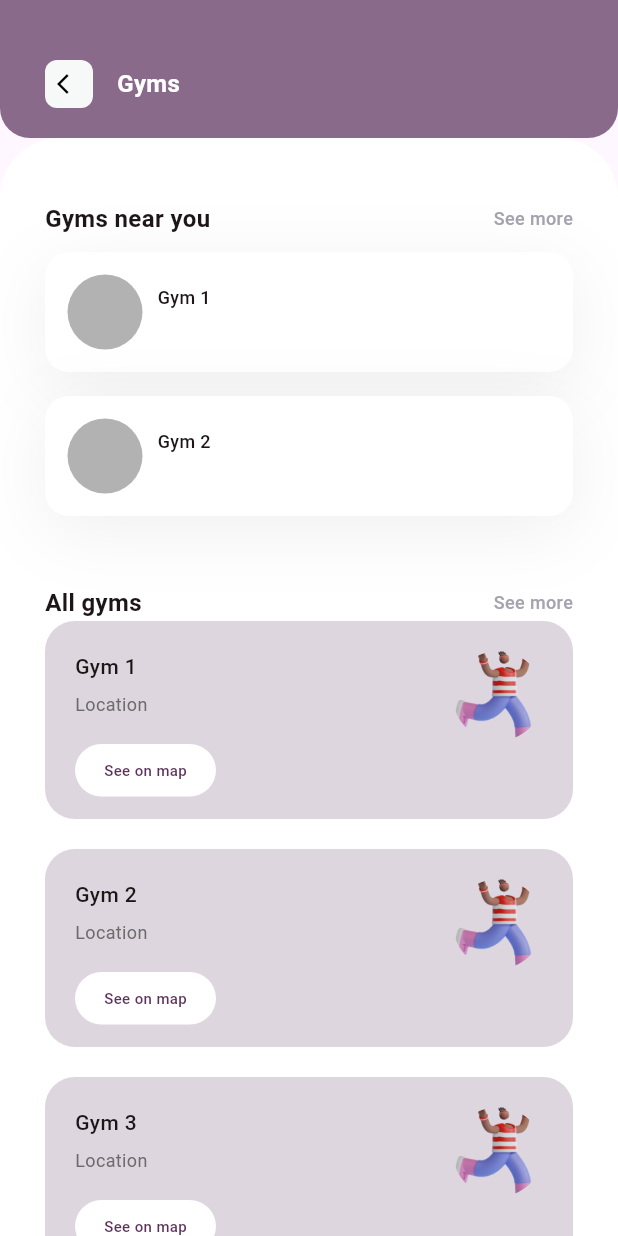
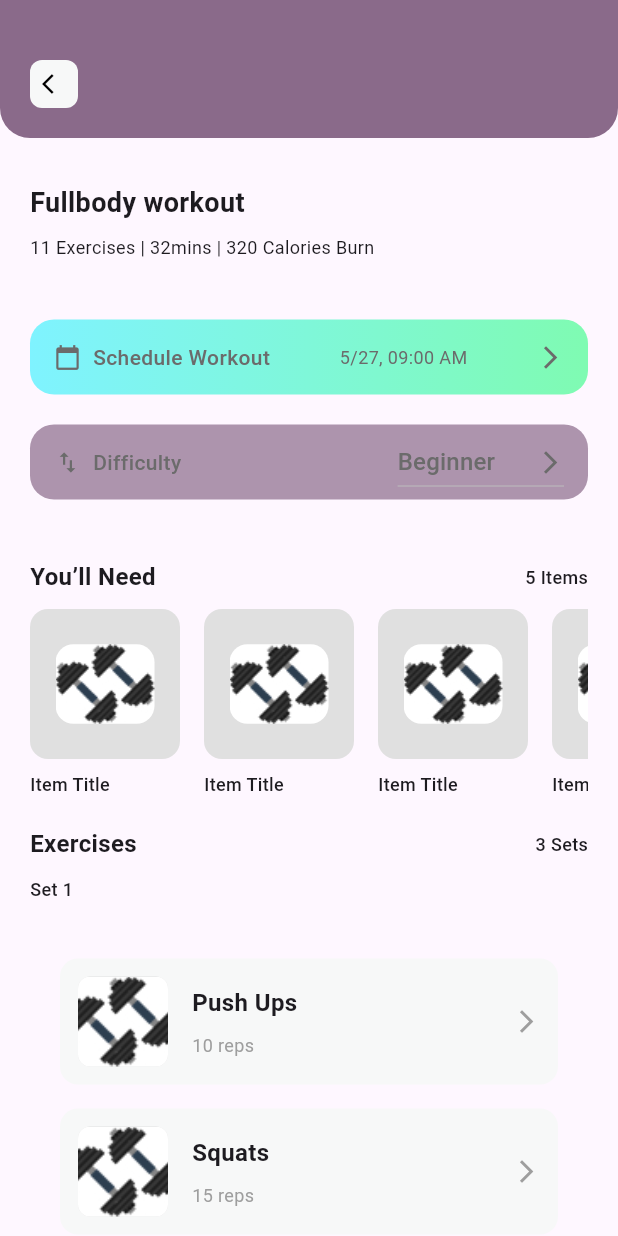
Before and after one commit to teodoravel/FitUp, a Flutter app: the screen it shows after launch, on a phone screen of 412 x 824 dp. Run offline on Flutter 3.47's test engine with Material 3 defaults, Android fonts, the phone set to English and light mode, and no system bars; Roboto replaces fonts that are missing (Poppins).

Commit message:
workout details page

```diff
--- a/lib/main.dart
+++ b/lib/main.dart
@@ -1,12 +1,13 @@
 import 'package:fitup/pages/gyms/gym_list_page.dart';
+import 'package:fitup/pages/register_page1.dart';
 import 'package:fitup/pages/inroduction_page.dart';
+import 'package:fitup/pages/register_page2.dart';
 import 'package:fitup/pages/start_page.dart';
+import 'package:fitup/pages/success_registration_page.dart';
+import 'package:fitup/pages/workout_details_page.dart';
 import 'package:fitup/pages/workout_tracker/workout_tracker_outdoor.dart';
 import 'package:flutter/material.dart';
-import 'pages/register_page1.dart';
-import 'pages/register_page2.dart';
 import 'pages/login_page.dart';
-import 'pages/success_registration_page.dart';
 import 'pages/home_page.dart';
 import 'pages/profile_page.dart';
 import 'pages/account_page.dart';
@@ -31,7 +32,7 @@ class FitUpApp extends StatelessWidget {
         primarySwatch: Colors.purple,
       ),
       // whichever initial screen you prefer
-      home: const GymListPage(),
+      home: const WorkoutDetailsPage(),
       routes: {
         '/start': (context) => const StartPage(),
         '/introduction': (context) => const Introduction(),
@@ -47,6 +48,7 @@ class FitUpApp extends StatelessWidget {
         '/workoutIndoor': (context) => const WorkoutTrackerIndoorPage(),
         '/workoutOutdoor': (context) => const WorkoutTrackerOutdoorPage(),
         '/workoutFavorite': (context) => const WorkoutTrackerFavoritePage(),
+        '/workoutDetails': (context) => const WorkoutDetailsPage(),
 
         '/gyms': (context) => const GymListPage()
       },
--- a/lib/pages/gyms/gym_list_page.dart
+++ b/lib/pages/gyms/gym_list_page.dart
@@ -1,7 +1,7 @@
 import 'package:flutter/cupertino.dart';
 import 'package:flutter/material.dart';
 
-import '../../custom_card.dart';
+import '../../widgets/custom_card.dart';
 
 class GymListPage extends StatelessWidget {
   const GymListPage({super.key});
--- /dev/null
+++ b/lib/pages/workout_details_page.dart
@@ -0,0 +1,401 @@
+import 'package:flutter/cupertino.dart';
+import 'package:flutter/material.dart';
+
+import '../widgets/exercise_card.dart';
+
+class WorkoutDetailsPage extends StatefulWidget {
+  const WorkoutDetailsPage({super.key});
+
+  @override
+  State<WorkoutDetailsPage> createState() => _WorkoutDetailsPageState();
+}
+
+class _WorkoutDetailsPageState extends State<WorkoutDetailsPage> {
+  String _selectedDifficulty = 'Beginner';
+
+  @override
+  Widget build(BuildContext context) {
+    return Scaffold(
+      body: SingleChildScrollView(
+        child: Column(
+          children: [
+            // 1) Purple top area with back arrow
+            Container(
+              padding: const EdgeInsets.only(
+                  left: 20, right: 20, top: 40, bottom: 20),
+              decoration: const BoxDecoration(
+                color: Color(0xB65C315B),
+                borderRadius: BorderRadius.only(
+                  bottomLeft: Radius.circular(20),
+                  bottomRight: Radius.circular(20),
+                ),
+              ),
+              child: Row(
+                children: [
+                  // Box for the back arrow
+                  Container(
+                    width: 32,
+                    height: 32,
+                    decoration: BoxDecoration(
+                      color: const Color(0xFFF7F8F8),
+                      borderRadius: BorderRadius.circular(8),
+                    ),
+                    // Real arrow IconButton
+                    child: IconButton(
+                      icon: const Icon(Icons.arrow_back_ios, size: 16),
+                      color: Colors.black,
+                      onPressed: () => Navigator.pop(context),
+                    ),
+                  ),
+                  const SizedBox(width: 16),
+                ],
+              ),
+            ),
+
+            // 2) White container with workout details
+            Padding(
+              padding: const EdgeInsets.symmetric(horizontal: 20, vertical: 30),
+              child: Column(
+                crossAxisAlignment: CrossAxisAlignment.start,
+                children: [
+                  // Workout title and details
+                  const Text(
+                    "Fullbody workout",
+                    style: TextStyle(
+                      fontSize: 18,
+                      fontWeight: FontWeight.w600,
+                    ),
+                  ),
+                  const SizedBox(height: 8),
+                  const Text(
+                    "11 Exercises | 32mins | 320 Calories Burn",
+                    style: TextStyle(
+                      fontSize: 12,
+                      fontWeight: FontWeight.w400,
+                    ),
+                  ),
+
+                  const SizedBox(height: 40),
+
+                  // Schedule workout butto
+                  Container(
+                    width: double.infinity,
+                    height: 50,
+                    decoration: BoxDecoration(
+                      borderRadius: BorderRadius.circular(16),
+                      gradient: const LinearGradient(
+                        begin: Alignment.centerRight,
+                        end: Alignment.centerLeft,
+                        colors: [
+                          Color(0x8000ff66), // Reduced opacity green
+                          Color(0x8000efff), // Reduced opacity blue
+                        ],
+                      ),
+                    ),
+                    padding: const EdgeInsets.symmetric(horizontal: 16),
+                    child: Row(
+                      mainAxisAlignment: MainAxisAlignment.spaceBetween,
+                      children: [
+                        Row(
+                          children: [
+                            const Icon(
+                              Icons.calendar_today,
+                              color: Color(0xFF6B6B6B),
+                              size: 18,
+                            ),
+                            const SizedBox(width: 8),
+                            const Text(
+                              "Schedule Workout",
+                              style: TextStyle(
+                                fontSize: 14,
+                                fontWeight: FontWeight.w500,
+                                color: Color(0xFF6B6B6B),
+                              ),
+                            ),
+                          ],
+                        ),
+                        const Text(
+                          "5/27, 09:00 AM",
+                          style: TextStyle(
+                            fontSize: 12,
+                            fontWeight: FontWeight.w400,
+                            color: Color(0xFF6B6B6B)
+                          ),
+                        ),
+                        const Icon(
+                          Icons.arrow_forward_ios,
+                          color: Color(0xFF6B6B6B),
+                          size: 18,
+                        ),
+                      ],
+                    ),
+                  ),
+
+                  const SizedBox(height: 20),
+
+                  // Difficulty button
+                  // Container with DropdownButton for difficulty
+                  Container(
+                    width: double.infinity,
+                    height: 50,
+                    decoration: BoxDecoration(
+                      borderRadius: BorderRadius.circular(16),
+                      color: const Color(0x805c315b), // Reduced opacity purple
+                    ),
+                    padding: const EdgeInsets.symmetric(horizontal: 16),
+                    child: Row(
+                      mainAxisAlignment: MainAxisAlignment.spaceBetween,
+                      children: [
+                        Row(
+                          children: [
+                            const Icon(
+                              Icons.swap_vert,
+                              color: Color(0xFF6B6B6B),
+                              size: 18,
+                            ),
+                            const SizedBox(width: 8),
+                            const Text(
+                              "Difficulty",
+                              style: TextStyle(
+                                fontSize: 14,
+                                fontWeight: FontWeight.w500,
+                                color: Color(0xFF6B6B6B),
+                              ),
+                            ),
+                          ],
+                        ),
+                        DropdownButton<String>(
+                          value: _selectedDifficulty,
+                          onChanged: (String? newValue) {
+                            setState(() {
+                              _selectedDifficulty = newValue!;
+                            });
+                          },
+                          icon: const Icon(
+                            Icons.arrow_forward_ios,
+                            color: Color(0xFF6B6B6B),
+                            size: 18,
+                          ),
+                          dropdownColor: const Color(0xFFF7F8F8), // Background color of dropdown
+                          items: <String>['Beginner', 'Intermediate', 'Advanced']
+                              .map<DropdownMenuItem<String>>((String value) {
+                            return DropdownMenuItem<String>(
+                              value: value,
+                              child: Text(
+                                value,
+                                style: const TextStyle(
+                                  color: Color(0xFF6B6B6B),
+                                ),
+                              ),
+                            );
+                          }).toList(),
+                        ),
+                      ],
+                    ),
+                  ),
+
+                  const SizedBox(height: 40),
+
+                  // Row with "You’ll Need" and "5 Items"
+                  Row(
+                    mainAxisAlignment: MainAxisAlignment.spaceBetween,
+                    children: [
+                      const Text(
+                        "You’ll Need",
+                        style: TextStyle(
+                          fontSize: 16,
+                          fontWeight: FontWeight.w600,
+                        ),
+                      ),
+                      const Text(
+                        "5 Items",
+                        style: TextStyle(
+                          fontSize: 12,
+                          fontWeight: FontWeight.w500,
+                        ),
+                      ),
+                    ],
+                  ),
+                  SizedBox(height: 10,),
+
+                  // Row of containers with images and titles
+                  SingleChildScrollView(
+                    scrollDirection: Axis.horizontal,
+                    child: Row(
+                      children: List.generate(5, (index) {
+                        return Padding(
+                          padding: const EdgeInsets.only(right: 16),
+                          child: Column(
+                            crossAxisAlignment: CrossAxisAlignment.start,
+                            children: [
+                              Container(
+                                width: 100,  // Square width
+                                height: 100, // Square height
+                                decoration: BoxDecoration(
+                                  borderRadius: BorderRadius.circular(12),
+                                  color: Colors.grey[300], // Gray background
+                                ),
+                                child: Center(
+                                  child: ClipRRect(
+                                    borderRadius: BorderRadius.circular(12),
+                                    child: Image.asset(
+                                      'assets/barbel.jpg', // Replace with actual image URLs
+                                      fit: BoxFit.contain,  // Ensures the image fits inside the square
+                                    ),
+                                  ),
+                                ),
+                              ),
+                              const SizedBox(height: 8),
+                              const Text(
+                                "Item Title", // Replace with dynamic titles
+                                style: TextStyle(
+                                  fontSize: 12,
+                                  fontWeight: FontWeight.w500,
+                                ),
+                              ),
+                            ],
+                          ),
+                        );
+                      }),
+                    ),
+                  ),
+
+                  SizedBox(height: 20,),
+
+                  Row(
+                    mainAxisAlignment: MainAxisAlignment.spaceBetween,
+                    children: [
+                      const Text(
+                        "Exercises",
+                        style: TextStyle(
+                          fontSize: 16,
+                          fontWeight: FontWeight.w600,
+                        ),
+                      ),
+                      const Text(
+                        "3 Sets",
+                        style: TextStyle(
+                          fontSize: 12,
+                          fontWeight: FontWeight.w500,
+                        ),
+                      ),
+                    ],
+                  ),
+                  SizedBox(height: 10,),
+
+                  const Text(
+                    "Set 1",
+                    style: TextStyle(
+                      fontSize: 12,
+                      fontWeight: FontWeight.w500,
+                    ),
+                  ),
+
+
+                  //Exercise cards
+                  Padding(
+                    padding: const EdgeInsets.symmetric(horizontal: 20, vertical: 30),
+                    child: Column(
+                      children: [
+                        ExerciseCard(
+                          imageUrl: 'assets/pushup.jpg',
+                          exerciseName: 'Push Ups',
+                          reps: '10 reps',
+                          onTap: () {
+                            // Handle tap, navigate to details page
+                          },
+                        ),
+                        ExerciseCard(
+                          imageUrl: 'assets/squat.jpg',
+                          exerciseName: 'Squats',
+                          reps: '15 reps',
+                          onTap: () {
+                            // Handle tap, navigate to details page
+                          },
+                        ),
+                        ExerciseCard(
+                          imageUrl: 'assets/plank.jpg',
+                          exerciseName: 'Plank',
+                          reps: '1 min',
+                          onTap: () {
+                            // Handle tap, navigate to details page
+                          },
+                        ),
+                      ],
+                    ),
+                  ),
+
+                  const Text(
+                    "Set 2",
+                    style: TextStyle(
+                      fontSize: 12,
+                      fontWeight: FontWeight.w500,
+                    ),
+                  ),
+
+                  Padding(
+                    padding: const EdgeInsets.symmetric(horizontal: 20, vertical: 30),
+                    child: Column(
+                      children: [
+                        ExerciseCard(
+                          imageUrl: 'assets/pushup.jpg',
+                          exerciseName: 'Push Ups',
+                          reps: '10 reps',
+                          onTap: () {
+                            // Handle tap, navigate to details page
+                          },
+                        ),
+                        ExerciseCard(
+                          imageUrl: 'assets/squat.jpg',
+                          exerciseName: 'Squats',
+                          reps: '15 reps',
+                          onTap: () {
+                            // Handle tap, navigate to details page
+                          },
+                        ),
+                        ExerciseCard(
+                          imageUrl: 'assets/plank.jpg',
+                          exerciseName: 'Plank',
+                          reps: '1 min',
+                          onTap: () {
+                            // Handle tap, navigate to details page
+                          },
+                        ),
+                      ],
+                    ),
+                  ),
+                  Center(
+                    child: SizedBox(
+                      width: 315,
+                      height: 60,
+                      child: TextButton(
+                        style: TextButton.styleFrom(
+                          backgroundColor: const Color(0xFF5C315B),
+                          shape: RoundedRectangleBorder(
+                            borderRadius: BorderRadius.circular(99),
+                          ),
+                        ),
+                        onPressed: () =>{
+
+                        },
+                        child: const Text(
+                          'Start',
+                          style: TextStyle(
+                            color: Colors.white,
+                            fontSize: 16,
+                            fontFamily: 'Poppins',
+                            fontWeight: FontWeight.w700,
+                          ),
+                        ),
+                      ),
+                    ),
+                  ),
+                ],
+              ),
+            ),
+          ],
+        ),
+      ),
+    );
+  }
+}
--- /dev/null
+++ b/lib/widgets/exercise_card.dart
@@ -0,0 +1,81 @@
+import 'package:flutter/material.dart';
+
+class ExerciseCard extends StatelessWidget {
+  final String imageUrl;
+  final String exerciseName;
+  final String reps;
+  final VoidCallback onTap;
+
+  const ExerciseCard({
+    Key? key,
+    required this.imageUrl,
+    required this.exerciseName,
+    required this.reps,
+    required this.onTap,
+  }) : super(key: key);
+
+  @override
+  Widget build(BuildContext context) {
+    return GestureDetector(
+      onTap: onTap,
+      child: Container(
+        padding: const EdgeInsets.all(12),
+        margin: const EdgeInsets.symmetric(vertical: 8),
+        decoration: BoxDecoration(
+          borderRadius: BorderRadius.circular(12),
+          color: const Color(0xfff7f8f8),
+        ),
+        child: Row(
+          children: [
+            // Image on the left
+            Container(
+              width: 60,
+              height: 60,
+              decoration: BoxDecoration(
+                borderRadius: BorderRadius.circular(8),
+                color: Colors.grey[300],
+                image: DecorationImage(
+                  image: AssetImage('assets/barbel.jpg'), // Replace with actual image path
+                  fit: BoxFit.cover,
+                ),
+              ),
+            ),
+            const SizedBox(width: 16),
+
+            // Exercise name and reps
+            Expanded(
+              child: Column(
+                crossAxisAlignment: CrossAxisAlignment.start,
+                children: [
+                  Text(
+                    exerciseName,
+                    style: const TextStyle(
+                      fontSize: 16,
+                      fontWeight: FontWeight.w600,
+                    ),
+                  ),
+                  const SizedBox(height: 8),
+                  Text(
+                    reps,
+                    style: const TextStyle(
+                      fontSize: 12,
+                      fontWeight: FontWeight.w400,
+                      color: Colors.grey,
+                    ),
+                  ),
+                ],
+              ),
+            ),
+
+            // Arrow icon leading to details page
+            const Icon(
+              Icons.arrow_forward_ios,
+              size: 18,
+              color: Colors.grey,
+            ),
+          ],
+        ),
+      ),
+    );
+  }
+}
```
Also changed, not shown: assets/barbel.jpg (added), assets/barbel.svg (added), lib/widgets/custom_card.dart (renamed from lib/custom_card.dart).
